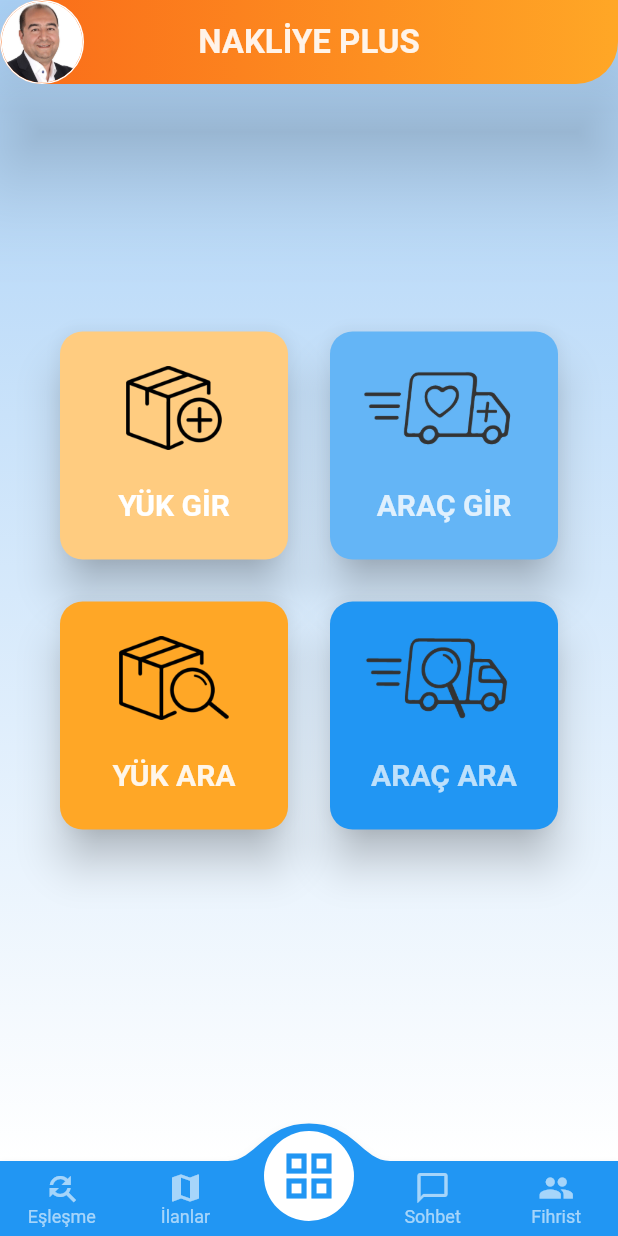
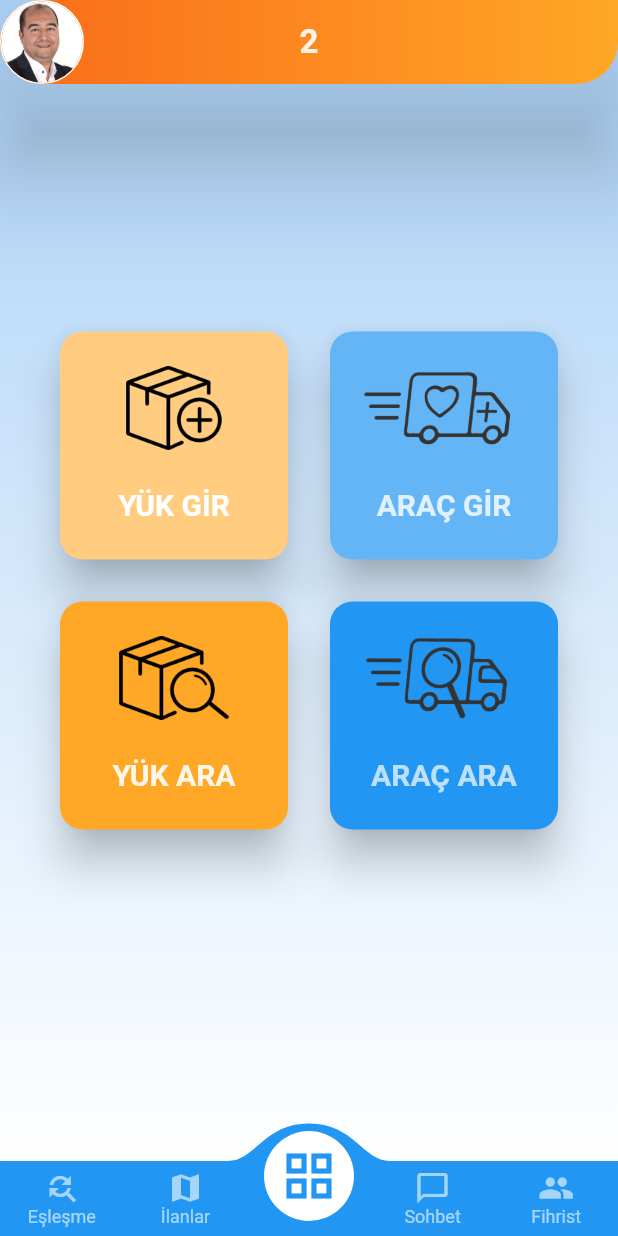
Before and after one commit to akinzeman/nakliyeplus, a Flutter app: the screen it shows after launch, on a phone screen of 412 x 824 dp. Run offline on Flutter 3.47's test engine with Material 2 defaults, Android fonts, the phone set to English and light mode, and no system bars; drawn by our look-alikes of convex_bottom_bar; our stand-ins replace get.

Commit message:
tab degisince appBar Tabindex noyu aliyor hali

```diff
--- a/lib/main.dart
+++ b/lib/main.dart
@@ -233,7 +233,7 @@ class StyledAppTitle extends StatelessWidget {
     // print(context.watch<AppController>().appTitle);
     // return Text(appTitle,
     return Consumer<AppController>(builder: (context, provider, child) {
-      return Text(provider.appTitle.toString(),
+      return Text(provider.activeConvexTab.toString(),
           style: TextStyle(
               color: Color.fromRGBO(255, 255, 255, .9),
               fontSize: 22.0,
```
